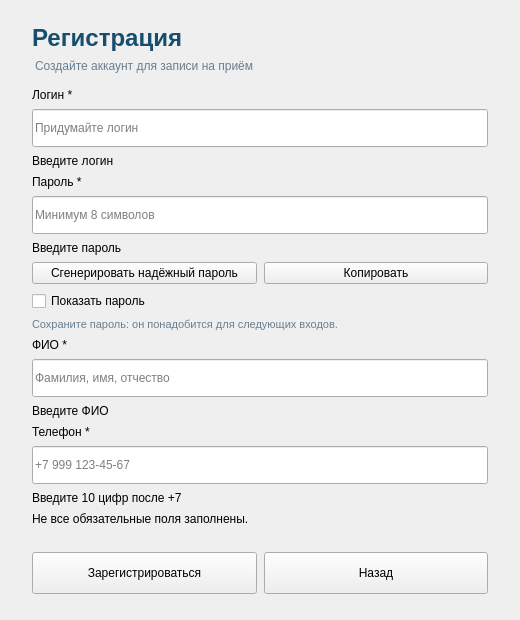
This is ui/register.ui in bxtlezy/ClinicBot as Qt 5 draws it before an edit. The edited form follows.
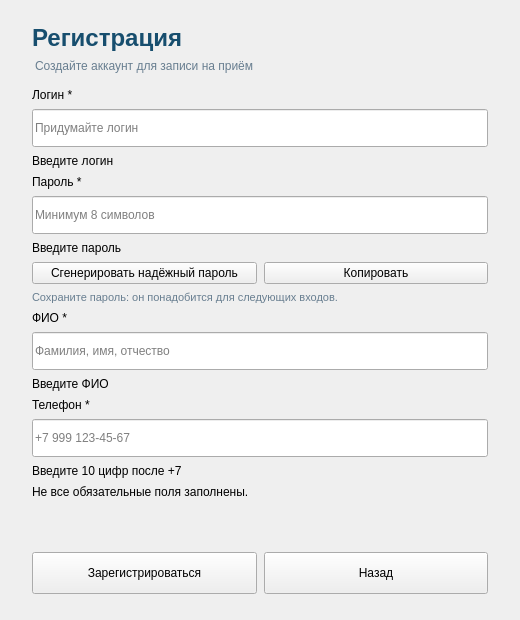
This is the edited form.

```diff
--- a/ui/register.ui
+++ b/ui/register.ui
@@ -23,7 +23,6 @@
     <item><widget class="QPushButton" name="generatePassword"><property name="text"><string>Сгенерировать надёжный пароль</string></property></widget></item>
     <item><widget class="QPushButton" name="copyPassword"><property name="text"><string>Копировать</string></property></widget></item>
    </layout></item>
-   <item><widget class="QCheckBox" name="showPassword"><property name="text"><string>Показать пароль</string></property></widget></item>
    <item><widget class="QLabel" name="password_hint"><property name="text"><string>Сохраните пароль: он понадобится для следующих входов.</string></property><property name="wordWrap"><bool>true</bool></property><property name="styleSheet"><string>color: #687E90; font-size: 11px;</string></property></widget></item>
    <item><widget class="QLabel" name="name_caption"><property name="text"><string>ФИО *</string></property></widget></item>
    <item><widget class="QLineEdit" name="name"><property name="placeholderText"><string>Фамилия, имя, отчество</string></property><property name="minimumSize"><size><width>0</width><height>38</height></size></property></widget></item>
```
